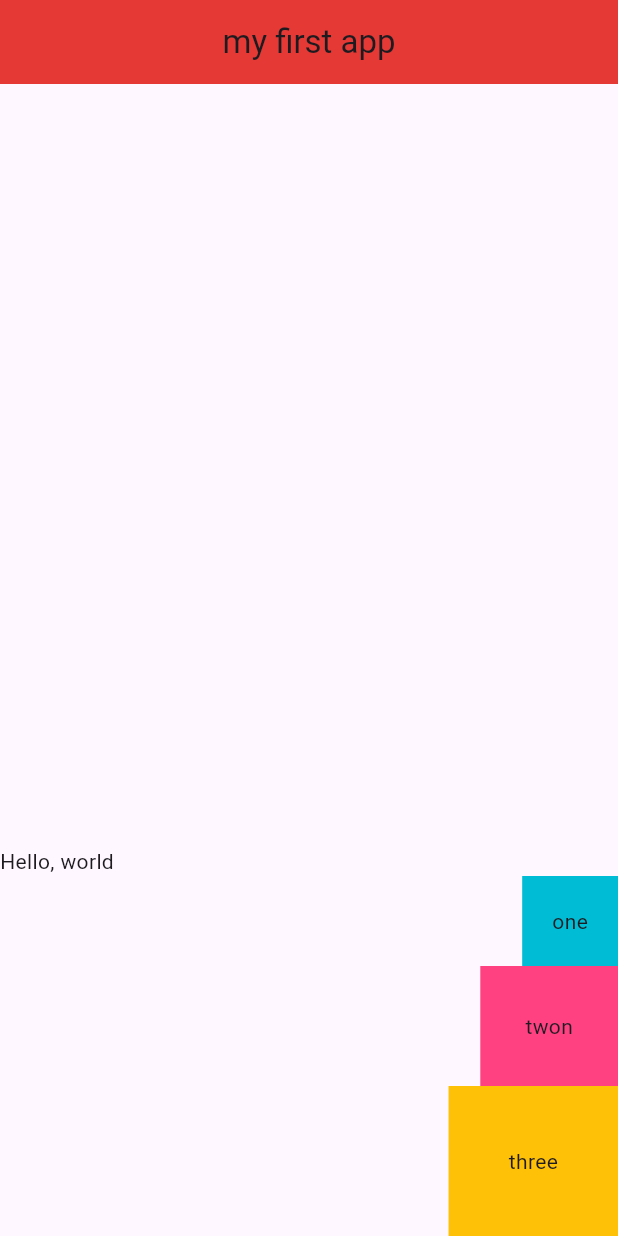
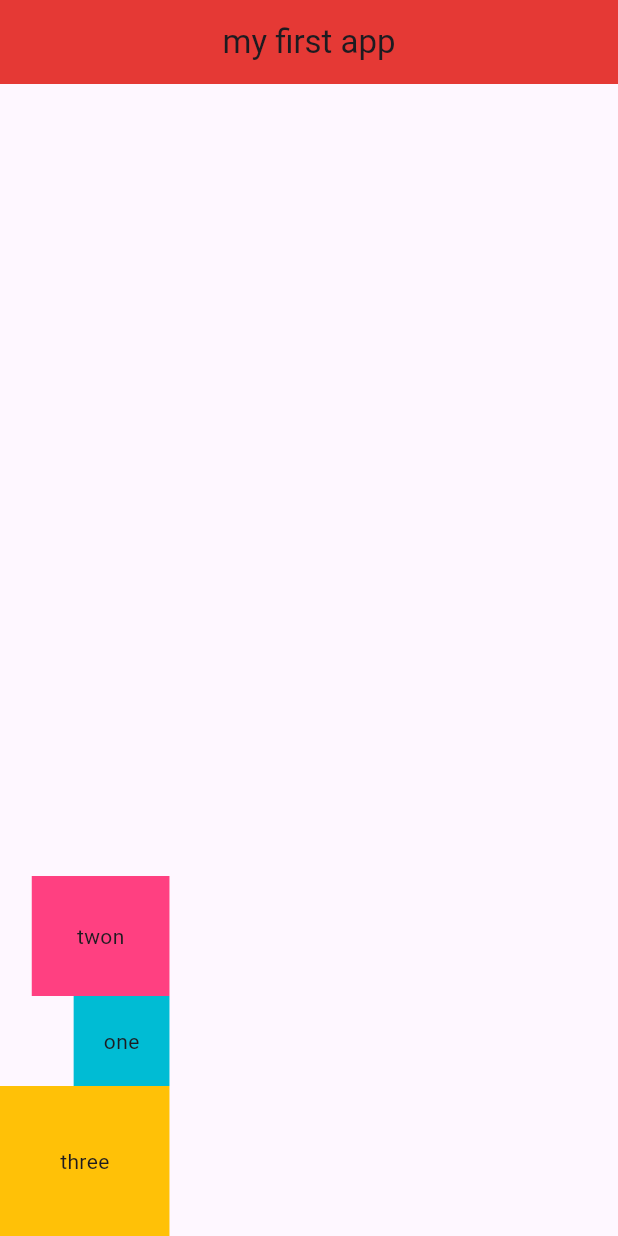
Before and after one commit to sungyongcho/Mobile, a Flutter app: the screen it shows after launch, on a phone screen of 412 x 824 dp. Run offline on Flutter 3.47's test engine with Material 3 defaults, Android fonts, the phone set to English and light mode, and no system bars.

```diff
--- a/tutorial/myapp/lib/main.dart
+++ b/tutorial/myapp/lib/main.dart
@@ -24,21 +24,15 @@
           mainAxisAlignment: MainAxisAlignment.end,
           crossAxisAlignment: CrossAxisAlignment.end,
           children: <Widget>[
-            Row(
-              children: <Widget>[
-                Text('Hello,'),
-                Text(' world'),
-              ],
+            Container(
+              padding: EdgeInsets.all(30.0),
+              color: Colors.pinkAccent,
+              child: Text('twon'),
             ),
             Container(
               padding: EdgeInsets.all(20.0),
               color: Colors.cyan,
               child: Text('one'),
-            ),
-            Container(
-              padding: EdgeInsets.all(30.0),
-              color: Colors.pinkAccent,
-              child: Text('twon'),
             ),
             Container(
               padding: EdgeInsets.all(40.0),
```
